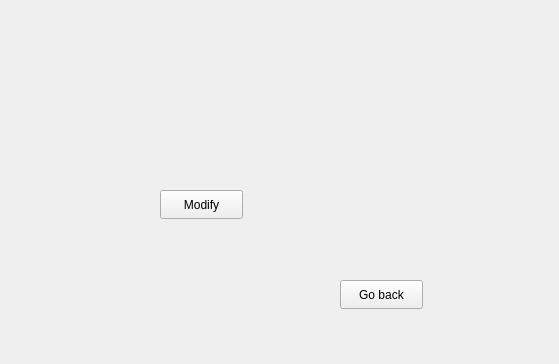
This is FilmManager/episodeviewwidget.ui in Zachaly/Jipp_Projekt_ZS_NS as Qt 5 draws it before an edit. The edited form follows.
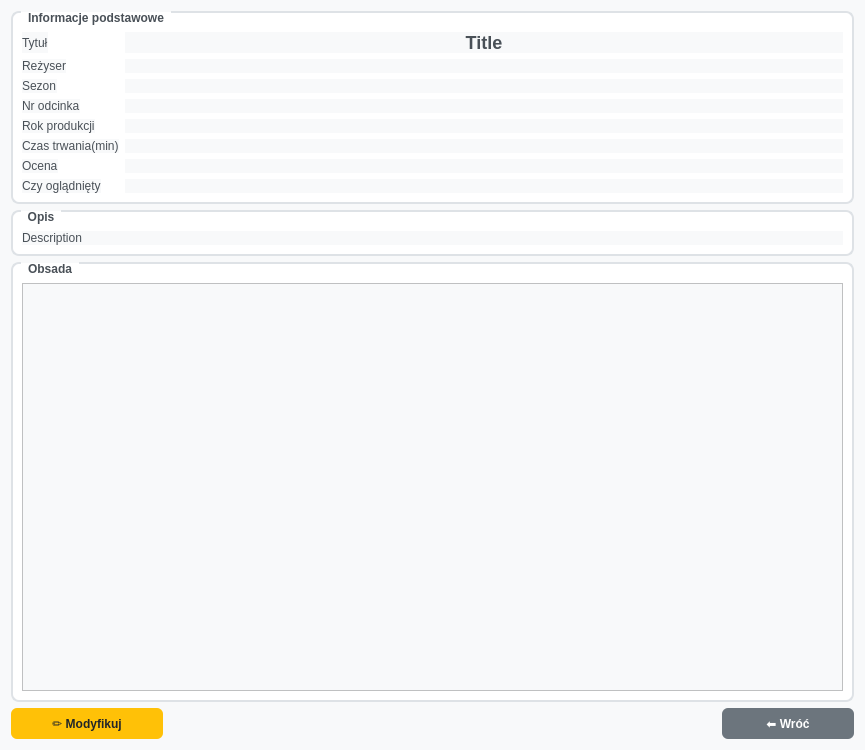
This is the edited form. Icons and pictures are not drawn.

Patch:
```diff
--- a/FilmManager/episodeviewwidget.ui
+++ b/FilmManager/episodeviewwidget.ui
@@ -6,39 +6,355 @@
    <rect>
     <x>0</x>
     <y>0</y>
-    <width>559</width>
-    <height>364</height>
+    <width>865</width>
+    <height>750</height>
    </rect>
   </property>
   <property name="windowTitle">
    <string>Form</string>
   </property>
-  <widget class="QPushButton" name="modifyEpisodeButton">
-   <property name="geometry">
-    <rect>
-     <x>160</x>
-     <y>190</y>
-     <width>83</width>
-     <height>29</height>
-    </rect>
-   </property>
-   <property name="text">
-    <string>Modify</string>
-   </property>
-  </widget>
-  <widget class="QPushButton" name="goBackButton">
-   <property name="geometry">
-    <rect>
-     <x>340</x>
-     <y>280</y>
-     <width>83</width>
-     <height>29</height>
-    </rect>
-   </property>
-   <property name="text">
-    <string>Go back</string>
-   </property>
-  </widget>
+  <property name="styleSheet">
+   <string notr="true">QWidget {
+    background-color: #f8f9fa;
+    font-family: 'Segoe UI', Arial, sans-serif;
+}
+
+QGroupBox {
+    font-weight: bold;
+    border: 2px solid #dee2e6;
+    border-radius: 8px;
+    margin-top: 1ex;
+    padding-top: 10px;
+    background-color: white;
+}
+
+QGroupBox::title {
+    subcontrol-origin: margin;
+    left: 10px;
+    padding: 0 5px 0 5px;
+    color: #495057;
+}
+
+QPushButton {
+    background-color: #007bff;
+    color: white;
+    border: none;
+    padding: 8px 16px;
+    border-radius: 6px;
+    font-weight: bold;
+    min-width: 80px;
+}
+
+QPushButton:hover {
+    background-color: #0056b3;
+}
+
+QPushButton:pressed {
+    background-color: #004085;
+}
+
+QPushButton:disabled {
+    background-color: #6c757d;
+    color: #adb5bd;
+}
+
+QLineEdit {
+    border: 2px solid #ced4da;
+    border-radius: 6px;
+    padding: 8px 12px;
+    background-color: white;
+    selection-background-color: #007bff;
+}
+
+QLineEdit:focus {
+    border-color: #007bff;
+    outline: none;
+}
+
+QComboBox {
+    border: 2px solid #ced4da;
+    border-radius: 6px;
+    padding: 8px 12px;
+    background-color: white;
+    min-width: 120px;
+}
+
+QComboBox:focus {
+    border-color: #007bff;
+}
+
+QComboBox::drop-down {
+    subcontrol-origin: padding;
+    subcontrol-position: top right;
+    width: 20px;
+    border-left-width: 1px;
+    border-left-color: #ced4da;
+    border-left-style: solid;
+    border-top-right-radius: 6px;
+    border-bottom-right-radius: 6px;
+}
+
+QComboBox::down-arrow {
+    image: url(:/icons/arrow-down.png);
+    width: 12px;
+    height: 12px;
+}
+
+QRadioButton {
+    spacing: 8px;
+    color: #495057;
+    font-weight: normal;
+}
+
+QRadioButton::indicator {
+    width: 18px;
+    height: 18px;
+}
+
+QRadioButton::indicator:unchecked {
+    border: 2px solid #ced4da;
+    border-radius: 9px;
+    background-color: white;
+}
+
+QRadioButton::indicator:checked {
+    border: 2px solid #007bff;
+    border-radius: 9px;
+    background-color: #007bff;
+}
+
+QRadioButton::indicator:checked:hover {
+    background-color: #0056b3;
+    border-color: #0056b3;
+}
+
+QLabel {
+    color: #495057;
+    font-weight: normal;
+}</string>
+  </property>
+  <layout class="QVBoxLayout" name="verticalLayout">
+   <item>
+    <widget class="QGroupBox" name="groupBox">
+     <property name="title">
+      <string>Informacje podstawowe</string>
+     </property>
+     <layout class="QFormLayout" name="formLayout_2">
+      <item row="0" column="0">
+       <widget class="QLabel" name="label">
+        <property name="text">
+         <string>Tytuł</string>
+        </property>
+       </widget>
+      </item>
+      <item row="0" column="1">
+       <widget class="QLabel" name="titleLabel">
+        <property name="styleSheet">
+         <string notr="true">font-weight: bold; font-size: 18px</string>
+        </property>
+        <property name="text">
+         <string>Title</string>
+        </property>
+        <property name="alignment">
+         <set>Qt::AlignmentFlag::AlignCenter</set>
+        </property>
+       </widget>
+      </item>
+      <item row="1" column="0">
+       <widget class="QLabel" name="directorLabel">
+        <property name="text">
+         <string>Reżyser</string>
+        </property>
+       </widget>
+      </item>
+      <item row="1" column="1">
+       <widget class="QLabel" name="directorValueLabel">
+        <property name="text">
+         <string/>
+        </property>
+       </widget>
+      </item>
+      <item row="2" column="0">
+       <widget class="QLabel" name="seasonLabel">
+        <property name="text">
+         <string>Sezon</string>
+        </property>
+       </widget>
+      </item>
+      <item row="2" column="1">
+       <widget class="QLabel" name="seasonValueLabel">
+        <property name="text">
+         <string/>
+        </property>
+       </widget>
+      </item>
+      <item row="3" column="0">
+       <widget class="QLabel" name="numberLabel">
+        <property name="text">
+         <string>Nr odcinka</string>
+        </property>
+       </widget>
+      </item>
+      <item row="3" column="1">
+       <widget class="QLabel" name="numberValueLabel">
+        <property name="text">
+         <string/>
+        </property>
+       </widget>
+      </item>
+      <item row="4" column="0">
+       <widget class="QLabel" name="productionYearLabel">
+        <property name="text">
+         <string>Rok produkcji</string>
+        </property>
+       </widget>
+      </item>
+      <item row="4" column="1">
+       <widget class="QLabel" name="productionYearValueLabel">
+        <property name="text">
+         <string/>
+        </property>
+       </widget>
+      </item>
+      <item row="5" column="0">
+       <widget class="QLabel" name="lengthLabel">
+        <property name="text">
+         <string>Czas trwania(min)</string>
+        </property>
+       </widget>
+      </item>
+      <item row="5" column="1">
+       <widget class="QLabel" name="lengthValueLabel">
+        <property name="text">
+         <string/>
+        </property>
+       </widget>
+      </item>
+      <item row="6" column="0">
+       <widget class="QLabel" name="markLabel">
+        <property name="text">
+         <string>Ocena</string>
+        </property>
+       </widget>
+      </item>
+      <item row="6" column="1">
+       <widget class="QLabel" name="markValueLabel">
+        <property name="text">
+         <string/>
+        </property>
+       </widget>
+      </item>
+      <item row="7" column="0">
+       <widget class="QLabel" name="watchedLabel">
+        <property name="text">
+         <string>Czy oglądnięty</string>
+        </property>
+       </widget>
+      </item>
+      <item row="7" column="1">
+       <widget class="QLabel" name="watchedValueLabel">
+        <property name="text">
+         <string/>
+        </property>
+       </widget>
+      </item>
+     </layout>
+    </widget>
+   </item>
+   <item>
+    <widget class="QGroupBox" name="groupBox_3">
+     <property name="title">
+      <string>Opis</string>
+     </property>
+     <layout class="QVBoxLayout" name="verticalLayout_2">
+      <item>
+       <widget class="QLabel" name="descriptionLabel">
+        <property name="text">
+         <string>Description</string>
+        </property>
+       </widget>
+      </item>
+     </layout>
+    </widget>
+   </item>
+   <item>
+    <widget class="QGroupBox" name="groupBox_2">
+     <property name="title">
+      <string>Obsada</string>
+     </property>
+     <layout class="QVBoxLayout" name="verticalLayout_3">
+      <item>
+       <widget class="QListWidget" name="actorList"/>
+      </item>
+     </layout>
+    </widget>
+   </item>
+   <item>
+    <layout class="QHBoxLayout" name="horizontalLayout">
+     <item>
+      <widget class="QPushButton" name="modifyEpisodeButton">
+       <property name="styleSheet">
+        <string notr="true">QPushButton {
+    background-color: #ffc107;
+    color: #212529;
+    min-width: 120px;
+}
+
+QPushButton:hover {
+    background-color: #e0a800;
+}
+
+QPushButton:pressed {
+    background-color: #d39e00;
+}
+
+QPushButton:disabled {
+    background-color: #6c757d;
+    color: #adb5bd;
+}</string>
+       </property>
+       <property name="text">
+        <string>✏️ Modyfikuj</string>
+       </property>
+      </widget>
+     </item>
+     <item>
+      <spacer name="horizontalSpacer">
+       <property name="orientation">
+        <enum>Qt::Orientation::Horizontal</enum>
+       </property>
+       <property name="sizeHint" stdset="0">
+        <size>
+         <width>40</width>
+         <height>20</height>
+        </size>
+       </property>
+      </spacer>
+     </item>
+     <item>
+      <widget class="QPushButton" name="goBackButton">
+       <property name="styleSheet">
+        <string notr="true">QPushButton {
+    background-color: #6c757d;
+    min-width: 100px;
+}
+
+QPushButton:hover {
+    background-color: #5a6268;
+}
+
+QPushButton:pressed {
+    background-color: #545b62;
+}</string>
+       </property>
+       <property name="text">
+        <string>⬅️ Wróć</string>
+       </property>
+      </widget>
+     </item>
+    </layout>
+   </item>
+  </layout>
  </widget>
  <resources/>
  <connections/>
```
